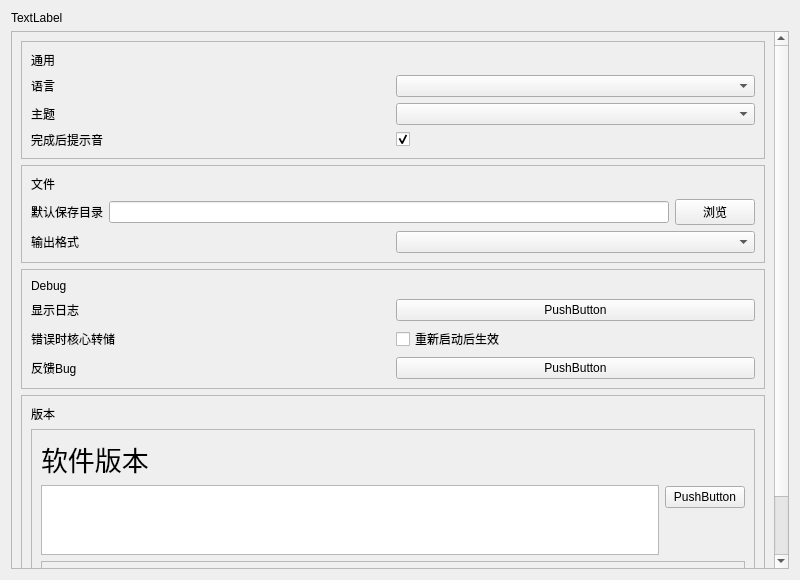
Above: DesignFile/Setting.ui from tucaodashen/invisible_video_watermark before the change. Below: the same form after it.
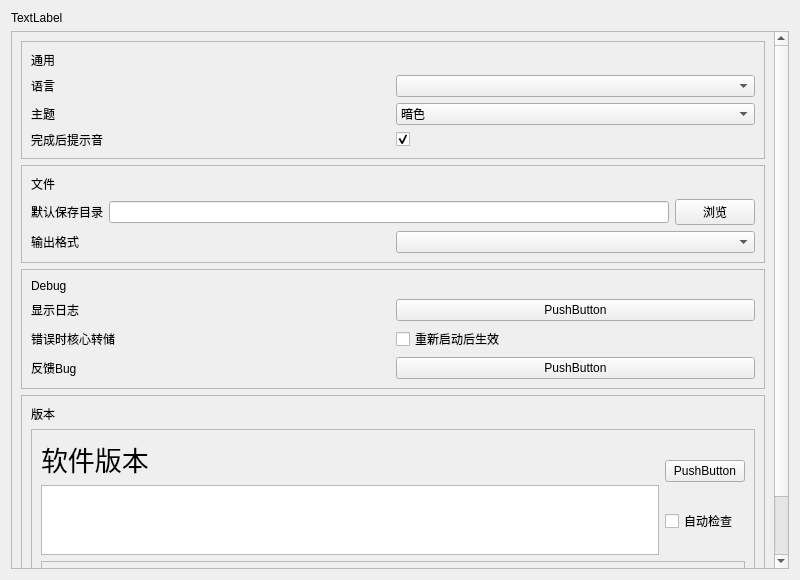
That is the form after the change. Custom widgets are drawn as their Qt base class.

Commit message: 完善设置项 添加了更新检查功能 添加了自动更新功能

Patch:
```diff
--- a/DesignFile/Setting.ui
+++ b/DesignFile/Setting.ui
@@ -76,7 +76,23 @@
              </widget>
             </item>
             <item>
-             <widget class="QComboBox" name="CB_Theme"/>
+             <widget class="ComboBox" name="CB_Theme">
+              <item>
+               <property name="text">
+                <string>暗色</string>
+               </property>
+              </item>
+              <item>
+               <property name="text">
+                <string>亮色</string>
+               </property>
+              </item>
+              <item>
+               <property name="text">
+                <string>跟随系统</string>
+               </property>
+              </item>
+             </widget>
             </item>
            </layout>
           </item>
@@ -255,9 +271,9 @@
             <property name="frameShadow">
              <enum>QFrame::Shadow::Raised</enum>
             </property>
-            <layout class="QGridLayout" name="gridLayout">
-             <item row="0" column="0">
-              <layout class="QHBoxLayout" name="horizontalLayout_19">
+            <layout class="QVBoxLayout" name="verticalLayout_4">
+             <item>
+              <layout class="QHBoxLayout" name="horizontalLayout_4">
                <item>
                 <layout class="QVBoxLayout" name="verticalLayout_7">
                  <item>
@@ -278,15 +294,26 @@
                 </layout>
                </item>
                <item>
+                <layout class="QVBoxLayout" name="verticalLayout">
+                 <item>
                 <widget class="PushButton" name="SoftwareVersionCheckButton">
                  <property name="text">
                   <string>PushButton</string>
                  </property>
                 </widget>
                </item>
-              </layout>
-             </item>
-             <item row="1" column="0">
+                 <item>
+                  <widget class="QCheckBox" name="CB_autocheck">
+                   <property name="text">
+                    <string>自动检查</string>
+                   </property>
+                  </widget>
+                 </item>
+                </layout>
+               </item>
+              </layout>
+             </item>
+             <item>
               <widget class="QFrame" name="frame_8">
                <property name="frameShape">
                 <enum>QFrame::Shape::StyledPanel</enum>
```
Left out of the diff: 2 changed lines with no effect on the pictures. Lines whose indentation alone changed are shown as unchanged. The commit also changes 41 other files.
